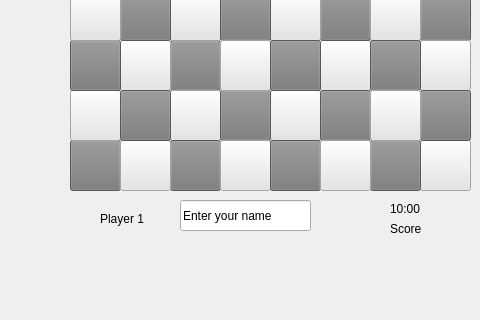
Old version of the form schach/schachgui.ui in the repository Charly-62/QtChessApp; both pictures show x 0 to 480 and y 370 to 690 of the 969 by 690 pixel window.
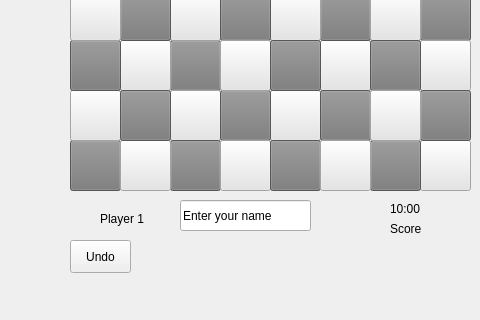
New version of the form.

Commit message: Added undo move

The edit to the form file:
```diff
--- a/schach/schachgui.ui
+++ b/schach/schachgui.ui
@@ -1400,6 +1400,19 @@
     <string>Clear</string>
    </property>
   </widget>
+  <widget class="QPushButton" name="pbUndo">
+   <property name="geometry">
+    <rect>
+     <x>70</x>
+     <y>610</y>
+     <width>61</width>
+     <height>33</height>
+    </rect>
+   </property>
+   <property name="text">
+    <string>Undo</string>
+   </property>
+  </widget>
  </widget>
  <resources/>
  <connections/>
```
Left out of the diff: 2 changed lines with no effect on the pictures. The commit also changes 5 other files.
